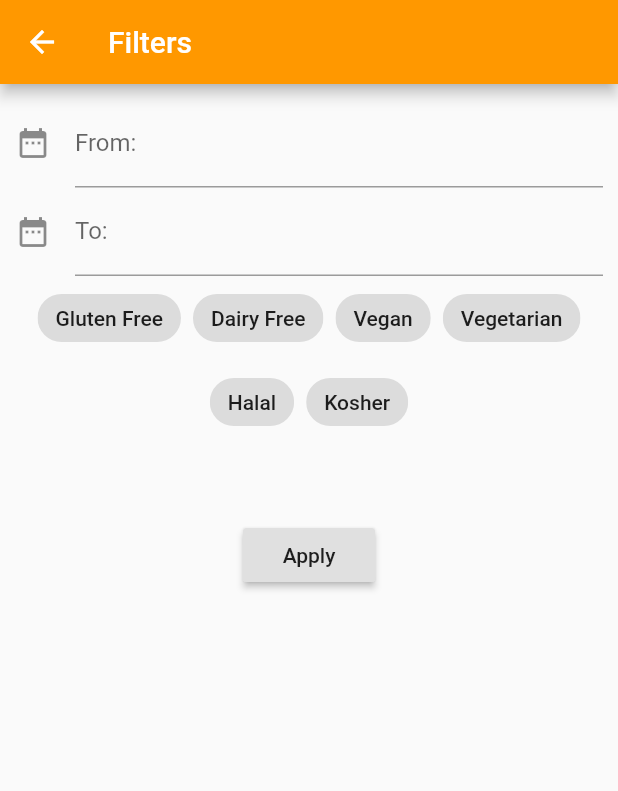
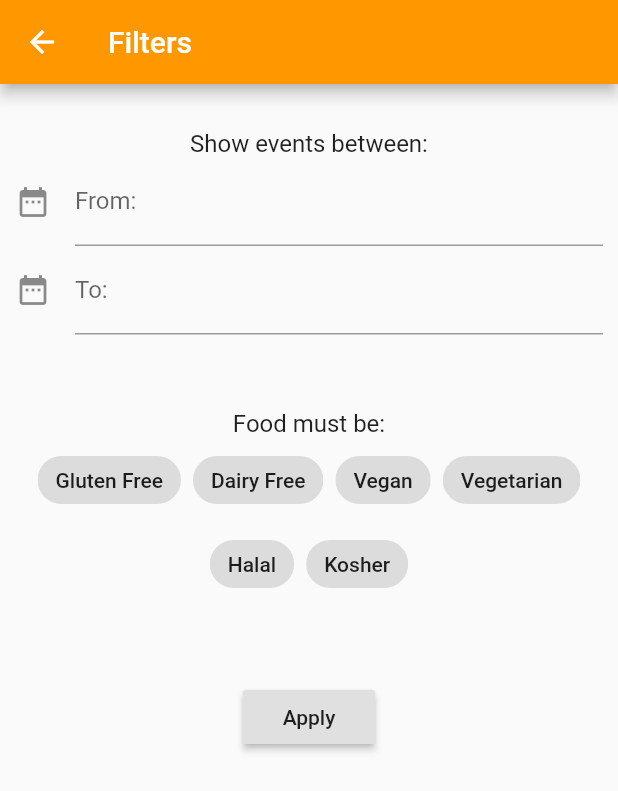
Before and after one commit to mattrossman/free-food-finders, a Flutter app: the FilterScreen screen opened directly, on a phone screen of 412 x 824 dp. Shown: the top 791 px of the screen. Run offline on Flutter 3.47's test engine with Material 2 defaults, Android fonts, the phone set to English and light mode, and no system bars; drawn by our look-alikes of datetime_picker_formfield; our stand-ins replace grouped_list; network calls fail.

Commit message:
Add labels to filter and create event forms

```diff
--- a/lib/form.dart
+++ b/lib/form.dart
@@ -123,6 +123,13 @@ class MyCustomFormState extends State<MyCustomForm> {
               validator: validateRequiredText,
               onSaved: (val) => setState(() => _event.description = val),
             ),
+            Padding(padding: EdgeInsets.only(top: 20),
+              child: Text('The food served is:',
+                style: TextStyle(
+                  fontSize: 16
+                ),
+              )
+            ),
             EventTagField(
               onSaved: (val) => setState(() {
                 _event.tags = val;
@@ -182,6 +189,13 @@ class _FilterFormState extends State<FilterForm> {
         child: Column(
           crossAxisAlignment: CrossAxisAlignment.center,
           children: <Widget>[
+            Padding(padding: EdgeInsets.only(top: 20),
+              child: Text('Show events between:',
+                style: TextStyle(
+                  fontSize: 16
+                ),
+              )
+            ),
             BasicDateTimeField(
               decoration: InputDecoration(
                 icon: Icon(Icons.date_range),
@@ -195,6 +209,13 @@ class _FilterFormState extends State<FilterForm> {
                 labelText: 'To:'
               ),
               onSaved: (val) => setState(() => _filter.timestampTo = val),
+            ),
+            Padding(padding: EdgeInsets.only(top: 50),
+              child: Text('Food must be:',
+                style: TextStyle(
+                  fontSize: 16
+                ),
+              )
             ),
             EventTagField(
               onSaved: (val) => setState(() => _filter.tags = val),
```
